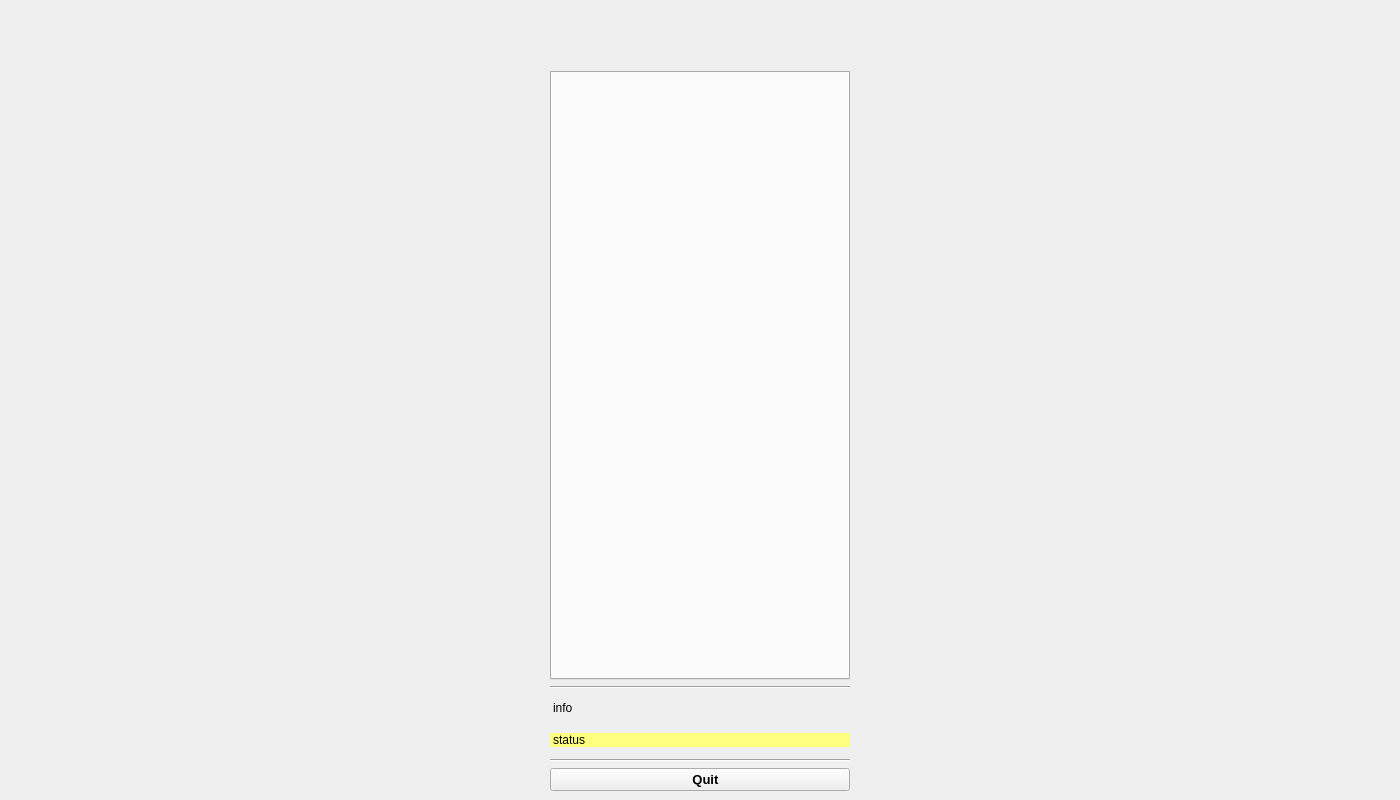
jraraujo-aimen/mashes, file mashes_robviz/resources/robviz.ui: the form before one commit.
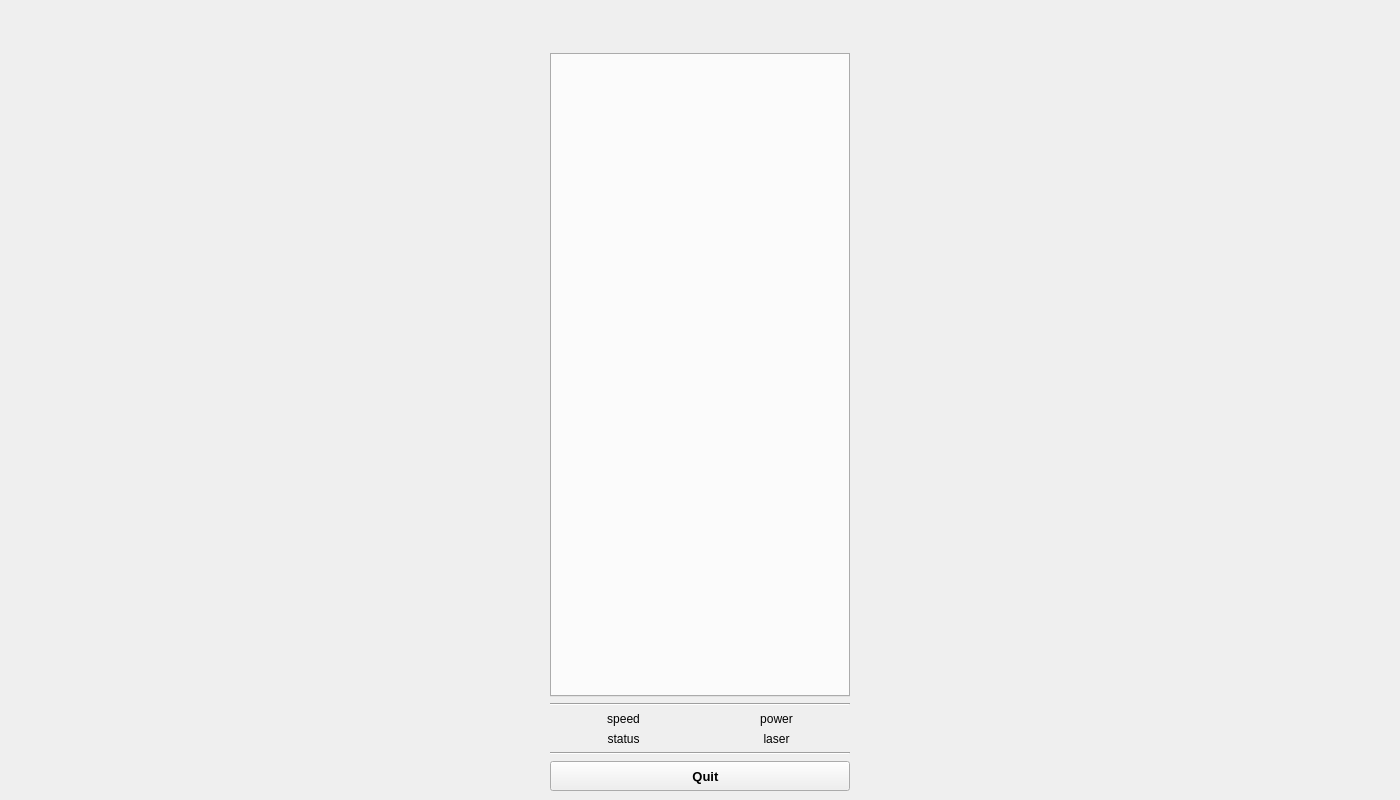
The form after the commit. Icons and pictures are not drawn.

Commit message: Updated supervisor node to propagate speed and power information.

Patch:
```diff
--- a/mashes_robviz/resources/robviz.ui
+++ b/mashes_robviz/resources/robviz.ui
@@ -64,40 +64,21 @@
     </font>
    </property>
    <layout class="QGridLayout" name="gridLayout">
-    <item row="14" column="1">
-     <widget class="QLabel" name="lblInfo">
-      <property name="font">
-       <font>
-        <weight>50</weight>
-        <bold>false</bold>
-       </font>
-      </property>
-      <property name="text">
-       <string>info</string>
-      </property>
-      <property name="margin">
-       <number>3</number>
-      </property>
-      <property name="indent">
-       <number>3</number>
-      </property>
-     </widget>
-    </item>
-    <item row="12" column="1">
-     <widget class="Line" name="line_2">
-      <property name="orientation">
-       <enum>Qt::Horizontal</enum>
-      </property>
-     </widget>
-    </item>
-    <item row="0" column="0" rowspan="22">
+    <item row="0" column="0" rowspan="30">
      <layout class="QHBoxLayout" name="boxPlot">
       <property name="spacing">
        <number>0</number>
       </property>
      </layout>
     </item>
-    <item row="21" column="1">
+    <item row="12" column="1">
+     <widget class="Line" name="line1">
+      <property name="orientation">
+       <enum>Qt::Horizontal</enum>
+      </property>
+     </widget>
+    </item>
+    <item row="29" column="1">
      <widget class="QPushButton" name="btnQuit">
       <property name="enabled">
        <bool>true</bool>
@@ -111,13 +92,13 @@
       <property name="minimumSize">
        <size>
         <width>300</width>
-        <height>0</height>
+        <height>30</height>
        </size>
       </property>
       <property name="maximumSize">
        <size>
         <width>300</width>
-        <height>16777215</height>
+        <height>30</height>
        </size>
       </property>
       <property name="font">
@@ -143,8 +124,8 @@
       </property>
      </widget>
     </item>
-    <item row="20" column="1">
-     <widget class="Line" name="line_3">
+    <item row="28" column="1">
+     <widget class="Line" name="line2">
       <property name="orientation">
        <enum>Qt::Horizontal</enum>
       </property>
@@ -174,23 +155,81 @@
       </property>
      </widget>
     </item>
-    <item row="17" column="1" rowspan="2">
-     <widget class="QLabel" name="lblStatus">
-      <property name="styleSheet">
-       <string notr="true">background-color: rgb(255, 255, 127);</string>
-      </property>
-      <property name="text">
-       <string>status</string>
-      </property>
-      <property name="margin">
-       <number>3</number>
-      </property>
-      <property name="indent">
-       <number>3</number>
-      </property>
-     </widget>
+    <item row="13" column="1" rowspan="15">
+     <layout class="QGridLayout" name="grdStatus">
+      <item row="0" column="0">
+       <widget class="QLabel" name="lblSpeed">
+        <property name="font">
+         <font>
+          <weight>50</weight>
+          <bold>false</bold>
+         </font>
+        </property>
+        <property name="text">
+         <string>speed</string>
+        </property>
+        <property name="alignment">
+         <set>Qt::AlignCenter</set>
+        </property>
+        <property name="margin">
+         <number>3</number>
+        </property>
+        <property name="indent">
+         <number>3</number>
+        </property>
+       </widget>
+      </item>
+      <item row="1" column="1">
+       <widget class="QLabel" name="lblLaser">
+        <property name="text">
+         <string>laser</string>
+        </property>
+        <property name="alignment">
+         <set>Qt::AlignCenter</set>
+        </property>
+        <property name="margin">
+         <number>3</number>
+        </property>
+        <property name="indent">
+         <number>3</number>
+        </property>
+       </widget>
+      </item>
+      <item row="0" column="1">
+       <widget class="QLabel" name="lblPower">
+        <property name="text">
+         <string>power</string>
+        </property>
+        <property name="alignment">
+         <set>Qt::AlignCenter</set>
+        </property>
+        <property name="margin">
+         <number>3</number>
+        </property>
+        <property name="indent">
+         <number>3</number>
+        </property>
+       </widget>
+      </item>
+      <item row="1" column="0">
+       <widget class="QLabel" name="lblStatus">
+        <property name="text">
+         <string>status</string>
+        </property>
+        <property name="alignment">
+         <set>Qt::AlignCenter</set>
+        </property>
+        <property name="margin">
+         <number>3</number>
+        </property>
+        <property name="indent">
+         <number>3</number>
+        </property>
+       </widget>
+      </item>
+     </layout>
     </item>
-    <item row="4" column="1" rowspan="4">
+    <item row="2" column="1" rowspan="7">
      <widget class="QLabel" name="lblLogo">
       <property name="frameShape">
        <enum>QFrame::NoFrame</enum>
```
The commit also changes 6 other files.
